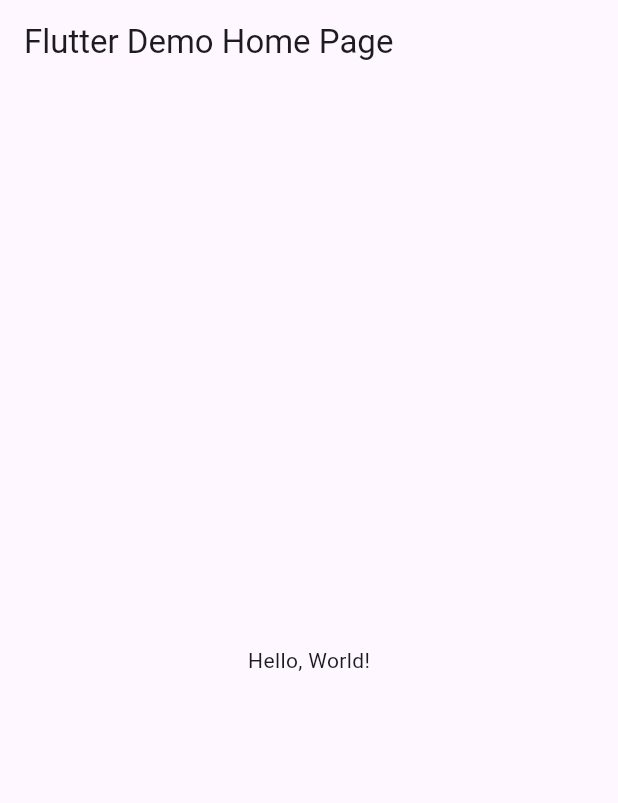
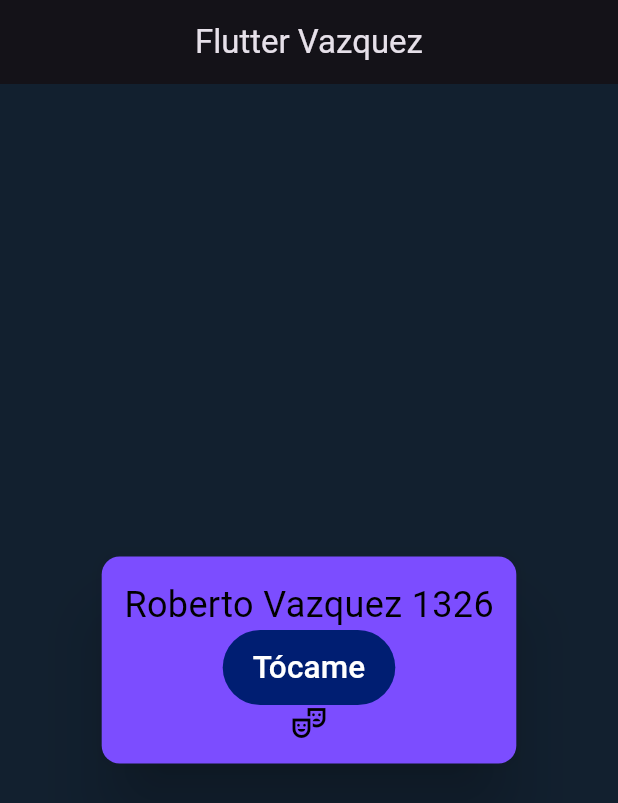
Before and after one commit to robertovazquez1/CursoFlutter1326, a Flutter app: the screen it shows after launch, on a phone screen of 412 x 824 dp. Shown: the top 803 px of the screen. Run offline on Flutter 3.47's test engine with Material 3 defaults, Android fonts, the phone set to English and light mode, and no system bars.

Commit message:
ahora si

```diff
--- a/lib/main.dart
+++ b/lib/main.dart
@@ -1,42 +1,25 @@
 import 'package:flutter/material.dart';
+import 'package:vazquezcurso/widgets/card.dart';
 
-void main() => runApp(MyApp());
+const Color darkBlue = Color(0xFF12202F);
 
-class MyApp extends StatelessWidget {
-  const MyApp({super.key});
-  // This widget is the root of your application.
+void main() => runApp(MiTarjeta());
+
+class MiTarjeta extends StatelessWidget {
+  const MiTarjeta({Key? key}) : super(key: key);
+
   @override
   Widget build(BuildContext context) {
     return MaterialApp(
-      // Application name
-      title: 'Flutter Hello World',
-      // Application theme data, you can set the colors for the application as
-      // you want
-      theme: ThemeData(
-        // useMaterial3: false,
-        primarySwatch: Colors.blue,
-      ),
-      // A widget which will be started on application startup
-      home: MyHomePage(title: 'Flutter Demo Home Page'),
-    );
-  }
-}
-
-class MyHomePage extends StatelessWidget {
-  final String title;
-  const MyHomePage({super.key, required this.title});
-
-  @override
-  Widget build(BuildContext context) {
-    return Scaffold(
-      appBar: AppBar(
-        // The title text which will be shown on the action bar
-        title: Text(title),
-      ),
-      body: Center(
-        child: Text(
-          'Hello, World!',
+      theme: ThemeData.dark().copyWith(scaffoldBackgroundColor: darkBlue),
+      debugShowCheckedModeBanner: false,
+      title: 'Every Flutter Widget',
+      home: Scaffold(
+        appBar: AppBar(
+          title: const Text('Flutter Vazquez'),
+          centerTitle: true,
         ),
+        body: const LaTarjeta(),
       ),
     );
   }
--- /dev/null
+++ b/lib/widgets/card.dart
@@ -0,0 +1,50 @@
+import 'package:flutter/material.dart';
+
+class LaTarjeta extends StatefulWidget {
+  const LaTarjeta({Key? key}) : super(key: key);
+
+  @override
+  _LaTarjetaState createState() => _LaTarjetaState();
+}
+
+class _LaTarjetaState extends State<LaTarjeta> {
+  String texto = "Roberto Vazquez 1326"; // Texto inicial
+  @override
+  Widget build(BuildContext context) {
+    return Center(
+      child: Container(
+        child: Card(
+          elevation: 20,
+          color: Colors.deepPurpleAccent,
+          child: Padding(
+            padding: const EdgeInsets.all(15),
+            child: Column(
+              mainAxisSize: MainAxisSize.min,
+              children: <Widget>[
+                Text(
+                  texto, // Muestra el texto dinámico
+                  style: TextStyle(color: Colors.black, fontSize: 24),
+                ),
+                TextButton(
+                  style: TextButton.styleFrom(
+                    backgroundColor:
+                        Color(0xff001e72), // Color de fondo del botón
+                    padding: EdgeInsets.symmetric(horizontal: 20, vertical: 10),
+                  ),
+                  child: Text(
+                    "Tócame",
+                    style: TextStyle(
+                        color: Colors.white,
+                        fontSize: 21), // Color del texto en el botón
+                  ),
+                  onPressed: () {},
+                ),
+                Icon(Icons.theater_comedy_outlined, color: Colors.black),
+              ],
+            ),
+          ),
+        ),
+      ),
+    );
+  }
+}
```
Also changed, not shown: z_curso/Tarjeta aca bien perrona juejuejuejuejuekwiughefgophefgouejhdpriwqhfpodabfñkwqsahcbñkljsfhd.PNG (added), 1 other file.
